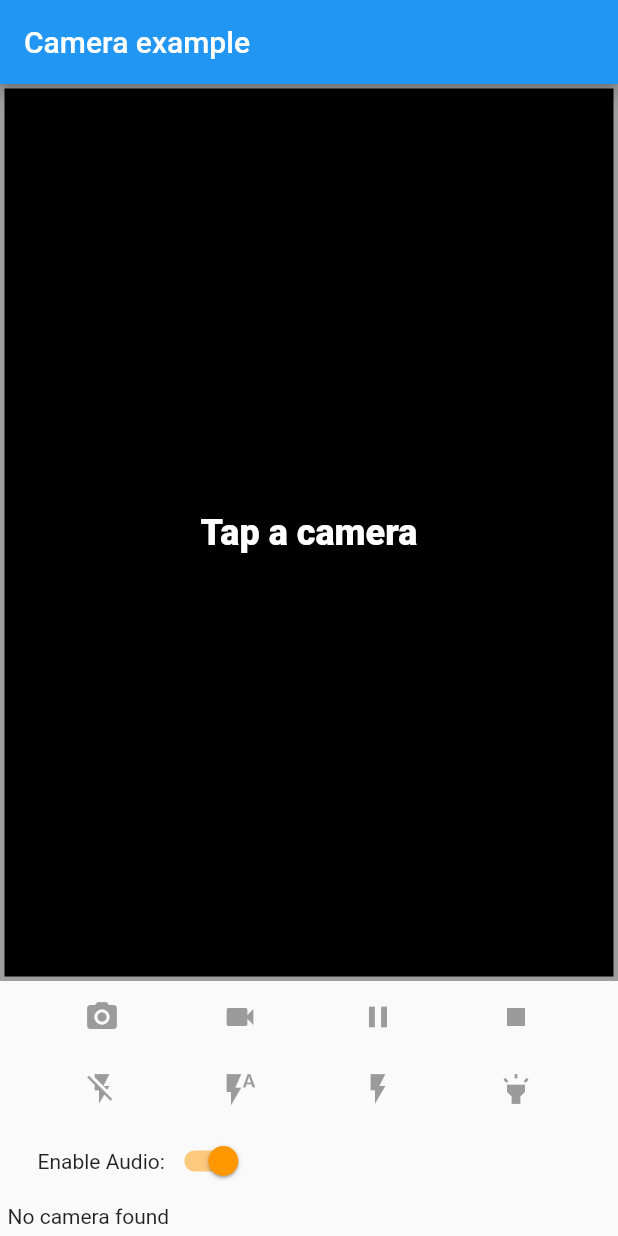
After one commit to deepsingh44/flutter_project_demo, a Flutter app: the CameraExampleHome screen opened directly, on a phone screen of 412 x 824 dp. The commit adds this screen. Run offline on Flutter 3.47's test engine with Material 2 defaults, Android fonts, the phone set to English and light mode, and no system bars; our stand-ins replace camera, carousel_slider, firebase_database, fluttertoast, google_maps_flutter, image_picker and 4 more; accounts and stored records are empty.

Commit message:
VideoRecording in Flutter done.

```diff
--- /dev/null
+++ b/lib/videorecord/recording.dart
@@ -0,0 +1,577 @@
+import 'package:camera/camera.dart';
+import 'package:flutter/material.dart';
+import 'dart:async';
+import 'dart:io';
+
+import 'package:camera/camera.dart';
+import 'package:flutter/material.dart';
+import 'package:video_player/video_player.dart';
+
+import 'dart:async';
+import 'dart:io';
+
+import 'package:camera/camera.dart';
+import 'package:flutter/material.dart';
+import 'package:video_player/video_player.dart';
+
+class CameraExampleHome extends StatefulWidget {
+  @override
+  _CameraExampleHomeState createState() {
+    return _CameraExampleHomeState();
+  }
+}
+
+/// Returns a suitable camera icon for [direction].
+IconData getCameraLensIcon(CameraLensDirection direction) {
+  switch (direction) {
+    case CameraLensDirection.back:
+      return Icons.camera_rear;
+    case CameraLensDirection.front:
+      return Icons.camera_front;
+    case CameraLensDirection.external:
+      return Icons.camera;
+  }
+  throw ArgumentError('Unknown lens direction');
+}
+
+void logError(String code, String message) =>
+    print('Error: $code\nError Message: $message');
+
+class _CameraExampleHomeState extends State<CameraExampleHome>
+    with WidgetsBindingObserver {
+  CameraController controller;
+  XFile imageFile;
+  XFile videoFile;
+  VideoPlayerController videoController;
+  VoidCallback videoPlayerListener;
+  bool enableAudio = true;
+  double _minAvailableZoom;
+  double _maxAvailableZoom;
+  double _currentScale = 1.0;
+  double _baseScale = 1.0;
+
+  // Counting pointers (number of user fingers on screen)
+  int _pointers = 0;
+
+  @override
+  void initState() {
+    super.initState();
+    WidgetsBinding.instance.addObserver(this);
+  }
+
+  @override
+  void dispose() {
+    WidgetsBinding.instance.removeObserver(this);
+    super.dispose();
+  }
+
+  @override
+  void didChangeAppLifecycleState(AppLifecycleState state) {
+    // App state changed before we got the chance to initialize.
+    if (controller == null || !controller.value.isInitialized) {
+      return;
+    }
+    if (state == AppLifecycleState.inactive) {
+      controller?.dispose();
+    } else if (state == AppLifecycleState.resumed) {
+      if (controller != null) {
+        onNewCameraSelected(controller.description);
+      }
+    }
+  }
+
+  final GlobalKey<ScaffoldState> _scaffoldKey = GlobalKey<ScaffoldState>();
+
+  @override
+  Widget build(BuildContext context) {
+    return Scaffold(
+      key: _scaffoldKey,
+      appBar: AppBar(
+        title: const Text('Camera example'),
+      ),
+      body: Column(
+        children: <Widget>[
+          Expanded(
+            child: Container(
+              child: Padding(
+                padding: const EdgeInsets.all(1.0),
+                child: Center(
+                  child: _cameraPreviewWidget(),
+                ),
+              ),
+              decoration: BoxDecoration(
+                color: Colors.black,
+                border: Border.all(
+                  color: controller != null && controller.value.isRecordingVideo
+                      ? Colors.redAccent
+                      : Colors.grey,
+                  width: 3.0,
+                ),
+              ),
+            ),
+          ),
+          _captureControlRowWidget(),
+          _flashModeRowWidget(),
+          _toggleAudioWidget(),
+          Padding(
+            padding: const EdgeInsets.all(5.0),
+            child: Row(
+              mainAxisAlignment: MainAxisAlignment.start,
+              children: <Widget>[
+                _cameraTogglesRowWidget(),
+                _thumbnailWidget(),
+              ],
+            ),
+          ),
+        ],
+      ),
+    );
+  }
+
+  /// Display the preview from the camera (or a message if the preview is not available).
+  Widget _cameraPreviewWidget() {
+    if (controller == null || !controller.value.isInitialized) {
+      return const Text(
+        'Tap a camera',
+        style: TextStyle(
+          color: Colors.white,
+          fontSize: 24.0,
+          fontWeight: FontWeight.w900,
+        ),
+      );
+    } else {
+      return AspectRatio(
+        aspectRatio: controller.value.aspectRatio,
+        child: Listener(
+          onPointerDown: (_) => _pointers++,
+          onPointerUp: (_) => _pointers--,
+          child: GestureDetector(
+            onScaleStart: _handleScaleStart,
+            onScaleUpdate: _handleScaleUpdate,
+            child: CameraPreview(controller),
+          ),
+        ),
+      );
+    }
+  }
+
+  void _handleScaleStart(ScaleStartDetails details) {
+    _baseScale = _currentScale;
+  }
+
+  Future<void> _handleScaleUpdate(ScaleUpdateDetails details) async {
+    // When there are not exactly two fingers on screen don't scale
+    if (_pointers != 2) {
+      return;
+    }
+
+    _currentScale = (_baseScale * details.scale)
+        .clamp(_minAvailableZoom, _maxAvailableZoom);
+
+    await controller.setZoomLevel(_currentScale);
+  }
+
+  /// Toggle recording audio
+  Widget _toggleAudioWidget() {
+    return Padding(
+      padding: const EdgeInsets.only(left: 25),
+      child: Row(
+        children: <Widget>[
+          const Text('Enable Audio:'),
+          Switch(
+            value: enableAudio,
+            onChanged: (bool value) {
+              enableAudio = value;
+              if (controller != null) {
+                onNewCameraSelected(controller.description);
+              }
+            },
+          ),
+        ],
+      ),
+    );
+  }
+
+  /// Display the thumbnail of the captured image or video.
+  Widget _thumbnailWidget() {
+    return Expanded(
+      child: Align(
+        alignment: Alignment.centerRight,
+        child: Row(
+          mainAxisSize: MainAxisSize.min,
+          children: <Widget>[
+            videoController == null && imageFile == null
+                ? Container()
+                : SizedBox(
+              child: (videoController == null)
+                  ? Image.file(File(imageFile.path))
+                  : Container(
+                child: Center(
+                  child: AspectRatio(
+                      aspectRatio:
+                      videoController.value.size != null
+                          ? videoController.value.aspectRatio
+                          : 1.0,
+                      child: VideoPlayer(videoController)),
+                ),
+                decoration: BoxDecoration(
+                    border: Border.all(color: Colors.pink)),
+              ),
+              width: 64.0,
+              height: 64.0,
+            ),
+          ],
+        ),
+      ),
+    );
+  }
+
+  /// Display a bar with buttons to change the flash mode
+  Widget _flashModeRowWidget() {
+    return Row(
+      mainAxisAlignment: MainAxisAlignment.spaceEvenly,
+      mainAxisSize: MainAxisSize.max,
+      children: <Widget>[
+        IconButton(
+          icon: const Icon(Icons.flash_off),
+          color: controller?.value?.flashMode == FlashMode.off
+              ? Colors.orange
+              : Colors.blue,
+          onPressed: controller != null
+              ? () => onFlashModeButtonPressed(FlashMode.off)
+              : null,
+        ),
+        IconButton(
+          icon: const Icon(Icons.flash_auto),
+          color: controller?.value?.flashMode == FlashMode.auto
+              ? Colors.orange
+              : Colors.blue,
+          onPressed: controller != null
+              ? () => onFlashModeButtonPressed(FlashMode.auto)
+              : null,
+        ),
+        IconButton(
+          icon: const Icon(Icons.flash_on),
+          color: controller?.value?.flashMode == FlashMode.always
+              ? Colors.orange
+              : Colors.blue,
+          onPressed: controller != null
+              ? () => onFlashModeButtonPressed(FlashMode.always)
+              : null,
+        ),
+        IconButton(
+          icon: const Icon(Icons.highlight),
+          color: controller?.value?.flashMode == FlashMode.torch
+              ? Colors.orange
+              : Colors.blue,
+          onPressed: controller != null
+              ? () => onFlashModeButtonPressed(FlashMode.torch)
+              : null,
+        ),
+      ],
+    );
+  }
+
+  /// Display the control bar with buttons to take pictures and record videos.
+  Widget _captureControlRowWidget() {
+    return Row(
+      mainAxisAlignment: MainAxisAlignment.spaceEvenly,
+      mainAxisSize: MainAxisSize.max,
+      children: <Widget>[
+        IconButton(
+          icon: const Icon(Icons.camera_alt),
+          color: Colors.blue,
+          onPressed: controller != null &&
+              controller.value.isInitialized &&
+              !controller.value.isRecordingVideo
+              ? onTakePictureButtonPressed
+              : null,
+        ),
+        IconButton(
+          icon: const Icon(Icons.videocam),
+          color: Colors.blue,
+          onPressed: controller != null &&
+              controller.value.isInitialized &&
+              !controller.value.isRecordingVideo
+              ? onVideoRecordButtonPressed
+              : null,
+        ),
+        IconButton(
+          icon: controller != null && controller.value.isRecordingPaused
+              ? Icon(Icons.play_arrow)
+              : Icon(Icons.pause),
+          color: Colors.blue,
+          onPressed: controller != null &&
+              controller.value.isInitialized &&
+              controller.value.isRecordingVideo
+              ? (controller != null && controller.value.isRecordingPaused
+              ? onResumeButtonPressed
+              : onPauseButtonPressed)
+              : null,
+        ),
+        IconButton(
+          icon: const Icon(Icons.stop),
+          color: Colors.red,
+          onPressed: controller != null &&
+              controller.value.isInitialized &&
+              controller.value.isRecordingVideo
+              ? onStopButtonPressed
+              : null,
+        )
+      ],
+    );
+  }
+
+  /// Display a row of toggle to select the camera (or a message if no camera is available).
+  Widget _cameraTogglesRowWidget() {
+    final List<Widget> toggles = <Widget>[];
+
+    if (cameras.isEmpty) {
+      return const Text('No camera found');
+    } else {
+      for (CameraDescription cameraDescription in cameras) {
+        toggles.add(
+          SizedBox(
+            width: 90.0,
+            child: RadioListTile<CameraDescription>(
+              title: Icon(getCameraLensIcon(cameraDescription.lensDirection)),
+              groupValue: controller?.description,
+              value: cameraDescription,
+              onChanged: controller != null && controller.value.isRecordingVideo
+                  ? null
+                  : onNewCameraSelected,
+            ),
+          ),
+        );
+      }
+    }
+
+    return Row(children: toggles);
+  }
+
+  String timestamp() => DateTime.now().millisecondsSinceEpoch.toString();
+
+  void showInSnackBar(String message) {
+    // ignore: deprecated_member_use
+    _scaffoldKey.currentState.showSnackBar(SnackBar(content: Text(message)));
+  }
+
+  void onNewCameraSelected(CameraDescription cameraDescription) async {
+    if (controller != null) {
+      await controller.dispose();
+    }
+    controller = CameraController(
+      cameraDescription,
+      ResolutionPreset.medium,
+      enableAudio: enableAudio,
+    );
+
+    // If the controller is updated then update the UI.
+    controller.addListener(() {
+      if (mounted) setState(() {});
+      if (controller.value.hasError) {
+        showInSnackBar('Camera error ${controller.value.errorDescription}');
+      }
+    });
+
+    try {
+      await controller.initialize();
+      _maxAvailableZoom = await controller.getMaxZoomLevel();
+      _minAvailableZoom = await controller.getMinZoomLevel();
+    } on CameraException catch (e) {
+      _showCameraException(e);
+    }
+
+    if (mounted) {
+      setState(() {});
+    }
+  }
+
+  void onTakePictureButtonPressed() {
+    takePicture().then((XFile file) {
+      if (mounted) {
+        setState(() {
+          imageFile = file;
+          videoController?.dispose();
+          videoController = null;
+        });
+        if (file != null) showInSnackBar('Picture saved to ${file.path}');
+      }
+    });
+  }
+
+  void onFlashModeButtonPressed(FlashMode mode) {
+    setFlashMode(mode).then((_) {
+      if (mounted) setState(() {});
+      showInSnackBar('Flash mode set to ${mode.toString().split('.').last}');
+    });
+  }
+
+  void onVideoRecordButtonPressed() {
+    startVideoRecording().then((_) {
+      if (mounted) setState(() {});
+    });
+  }
+
+  void onStopButtonPressed() {
+    stopVideoRecording().then((file) {
+      if (mounted) setState(() {});
+      if (file != null) {
+        showInSnackBar('Video recorded to ${file.path}');
+        videoFile = file;
+        _startVideoPlayer();
+      }
+    });
+  }
+
+  void onPauseButtonPressed() {
+    pauseVideoRecording().then((_) {
+      if (mounted) setState(() {});
+      showInSnackBar('Video recording paused');
+    });
+  }
+
+  void onResumeButtonPressed() {
+    resumeVideoRecording().then((_) {
+      if (mounted) setState(() {});
+      showInSnackBar('Video recording resumed');
+    });
+  }
+
+  Future<void> startVideoRecording() async {
+    if (!controller.value.isInitialized) {
+      showInSnackBar('Error: select a camera first.');
+      return;
+    }
+
+    if (controller.value.isRecordingVideo) {
+      // A recording is already started, do nothing.
+      return;
+    }
+
+    try {
+      await controller.startVideoRecording();
+    } on CameraException catch (e) {
+      _showCameraException(e);
+      return;
+    }
+  }
+
+  Future<XFile> stopVideoRecording() async {
+    if (!controller.value.isRecordingVideo) {
+      return null;
+    }
+
+    try {
+      return controller.stopVideoRecording();
+    } on CameraException catch (e) {
+      _showCameraException(e);
+      return null;
+    }
+  }
+
+  Future<void> pauseVideoRecording() async {
+    if (!controller.value.isRecordingVideo) {
+      return null;
+    }
+
+    try {
+      await controller.pauseVideoRecording();
+    } on CameraException catch (e) {
+      _showCameraException(e);
+      rethrow;
+    }
+  }
+
+  Future<void> resumeVideoRecording() async {
+    if (!controller.value.isRecordingVideo) {
+      return null;
+    }
+
+    try {
+      await controller.resumeVideoRecording();
+    } on CameraException catch (e) {
+      _showCameraException(e);
+      rethrow;
+    }
+  }
+
+  Future<void> setFlashMode(FlashMode mode) async {
+    try {
+      await controller.setFlashMode(mode);
+    } on CameraException catch (e) {
+      _showCameraException(e);
+      rethrow;
+    }
+  }
+
+  Future<void> _startVideoPlayer() async {
+    final VideoPlayerController vController =
+    VideoPlayerController.file(File(videoFile.path));
+    videoPlayerListener = () {
+      if (videoController != null && videoController.value.size != null) {
+        // Refreshing the state to update video player with the correct ratio.
+        if (mounted) setState(() {});
+        videoController.removeListener(videoPlayerListener);
+      }
+    };
+    vController.addListener(videoPlayerListener);
+    await vController.setLooping(true);
+    await vController.initialize();
+    await videoController?.dispose();
+    if (mounted) {
+      setState(() {
+        imageFile = null;
+        videoController = vController;
+      });
+    }
+    await vController.play();
+  }
+
+  Future<XFile> takePicture() async {
+    if (!controller.value.isInitialized) {
+      showInSnackBar('Error: select a camera first.');
+      return null;
+    }
+
+    if (controller.value.isTakingPicture) {
+      // A capture is already pending, do nothing.
+      return null;
+    }
+
+    try {
+      XFile file = await controller.takePicture();
+      return file;
+    } on CameraException catch (e) {
+      _showCameraException(e);
+      return null;
+    }
+  }
+
+  void _showCameraException(CameraException e) {
+    logError(e.code, e.description);
+    showInSnackBar('Error: ${e.code}\n${e.description}');
+  }
+}
+
+class CameraApp extends StatelessWidget {
+  @override
+  Widget build(BuildContext context) {
+    return MaterialApp(
+      home: CameraExampleHome(),
+    );
+  }
+}
+
+List<CameraDescription> cameras = [];
+
+Future<void> main() async {
+  // Fetch the available cameras before initializing the app.
+  try {
+    WidgetsFlutterBinding.ensureInitialized();
+    cameras = await availableCameras();
+  } on CameraException catch (e) {
+    logError(e.code, e.description);
+  }
+  runApp(CameraApp());
+}
--- a/pubspec.yaml
+++ b/pubspec.yaml
@@ -40,6 +40,8 @@ dependencies:
   path_provider: ^1.6.24
   shared_preferences: ^0.5.12+4
   image_picker: ^0.6.7+17
+  camera: ^0.6.3+2
+  video_player:
 
 dev_dependencies:
   flutter_test:
```
Also changed, not shown: lib/imagepicker/image_picker.dart (+27 -10 lines), pubspec.lock.
